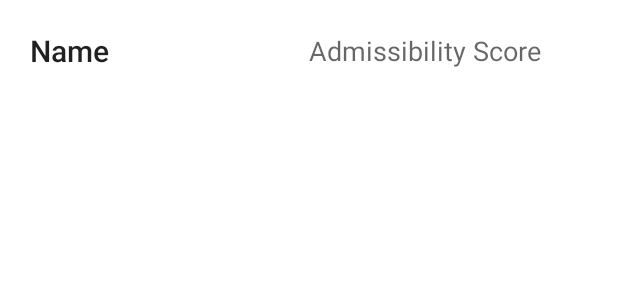
After one commit to Aleqi/TenakataUniversity, an Android app: the layout admission_list_recycler_view_layout.xml on its own in the app's theme, with its tools: preview values and no code run, on a phone screen of 412 x 824 dp. The commit adds this screen. Shown: the top 300 px of the screen. Run offline under Robolectric (Android 15) with nearby library versions, the phone set to English and light mode, and no system bars.

Commit message:
Create AdmissionList recycler view adapter

```diff
--- a/app/src/main/res/layout/admission_list_fragment.xml
+++ b/app/src/main/res/layout/admission_list_fragment.xml
@@ -1,6 +1,7 @@
 <?xml version="1.0" encoding="utf-8"?>
 <layout xmlns:android="http://schemas.android.com/apk/res/android"
     xmlns:tools="http://schemas.android.com/tools"
+    xmlns:app="http://schemas.android.com/apk/res-auto"
     tools:context=".admissionlist.AdmissionList">
 
     <data>
@@ -16,8 +17,11 @@
         android:layout_margin="8dp">
 
         <androidx.recyclerview.widget.RecyclerView
+            android:id="@+id/recycler_view"
             android:layout_width="match_parent"
-            android:layout_height="match_parent" />
+            android:layout_height="match_parent"
+            app:layoutManager="androidx.recyclerview.widget.LinearLayoutManager"
+            />
 
     </androidx.coordinatorlayout.widget.CoordinatorLayout>
 </layout>
--- /dev/null
+++ b/app/src/main/res/layout/admission_list_recycler_view_layout.xml
@@ -0,0 +1,38 @@
+<?xml version="1.0" encoding="utf-8"?>
+<layout>
+
+    <data>
+
+        <variable
+            name="studentApplication"
+            type="com.tenakatauniversity.studentapplication.StudentApplication" />
+    </data>
+
+    <LinearLayout xmlns:android="http://schemas.android.com/apk/res/android"
+        xmlns:tools="http://schemas.android.com/tools"
+        android:layout_width="match_parent"
+        android:layout_height="wrap_content"
+        android:gravity="center_vertical"
+        android:orientation="horizontal"
+        android:padding="20dp">
+
+        <TextView
+            android:id="@+id/name_text_view"
+            android:layout_width="0dp"
+            android:layout_height="wrap_content"
+            android:layout_weight="1"
+            android:text="@{studentApplication.name}"
+            android:textAppearance="@style/TextAppearance.AppCompat.Title"
+            tools:text="@string/name" />
+
+        <TextView
+            android:id="@+id/admissibility_score_text_view"
+            android:layout_width="0dp"
+            android:layout_height="wrap_content"
+            android:layout_weight="1"
+            android:text="@{studentApplication.admissibilityScore}"
+            android:textAppearance="@style/TextAppearance.AppCompat.Medium"
+            tools:text="@string/admissibility_score" />
+
+    </LinearLayout>
+</layout>
--- a/app/src/main/res/values/strings.xml
+++ b/app/src/main/res/values/strings.xml
@@ -36,4 +36,5 @@
     <string name="done">Done</string>
     <string name="location_permission_request">Location Permission Request</string>
     <string name="country">Country</string>
+    <string name="admissibility_score">Admissibility Score</string>
 </resources>
```
Also changed, not shown: app/src/main/java/com/tenakatauniversity/admissionlist/AdmissionListAdapter.java (added, +65 -0 lines).
